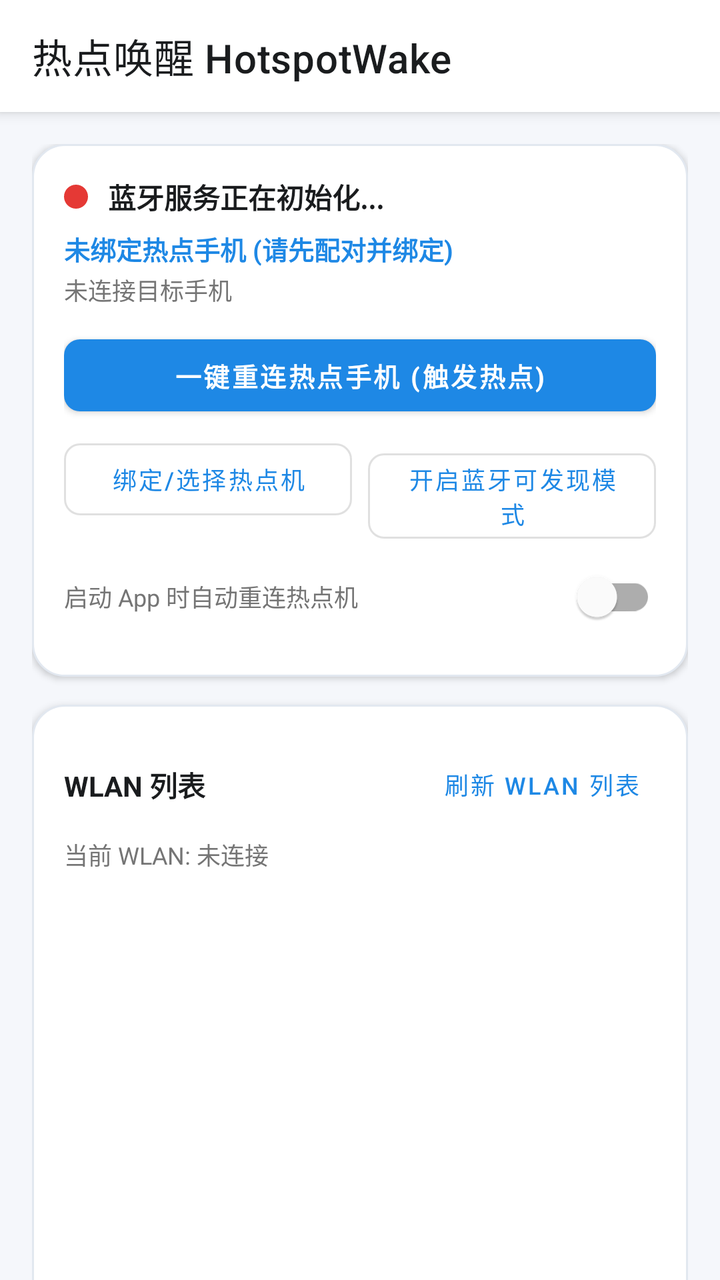
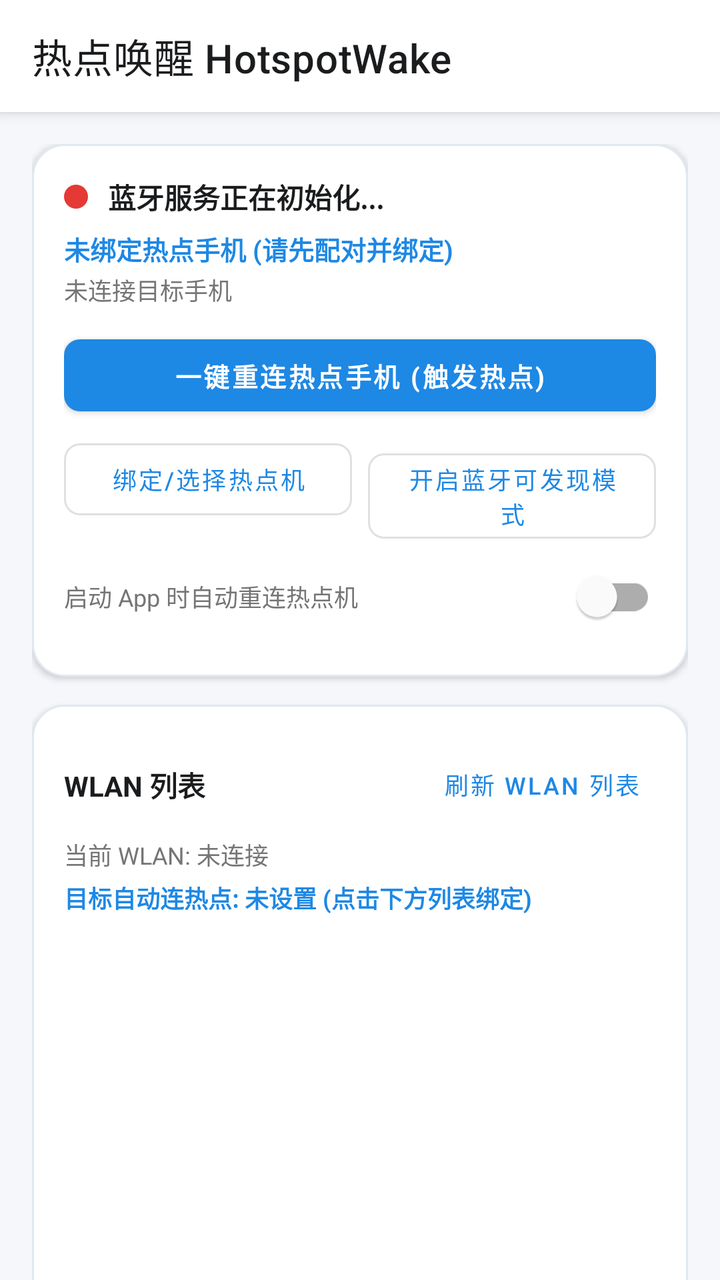

Screens rendered from an Android XML layout before and after an edit, with the pre-edit source and the edit as a unified diff.
<!-- AndroidManifest.xml: application theme Theme.BlueWifi -->
<!-- res/layout/activity_main.xml -->
<?xml version="1.0" encoding="utf-8"?>
<androidx.coordinatorlayout.widget.CoordinatorLayout
    xmlns:android="http://schemas.android.com/apk/res/android"
    xmlns:app="http://schemas.android.com/apk/res-auto"
    xmlns:tools="http://schemas.android.com/tools"
    android:layout_width="match_parent"
    android:layout_height="match_parent"
    android:background="@color/background">

    <com.google.android.material.appbar.AppBarLayout
        android:layout_width="match_parent"
        android:layout_height="wrap_content"
        android:background="@color/surface">

        <com.google.android.material.appbar.MaterialToolbar
            android:id="@+id/toolbar"
            android:layout_width="match_parent"
            android:layout_height="?attr/actionBarSize"
            app:title="@string/app_title"
            app:titleTextColor="@color/text_primary" />

    </com.google.android.material.appbar.AppBarLayout>

    <androidx.core.widget.NestedScrollView
        android:layout_width="match_parent"
        android:layout_height="match_parent"
        android:fillViewport="true"
        app:layout_behavior="@string/appbar_scrolling_view_behavior">

        <LinearLayout
            android:layout_width="match_parent"
            android:layout_height="wrap_content"
            android:orientation="vertical"
            android:padding="16dp">

            
            <LinearLayout
                android:layout_width="match_parent"
                android:layout_height="wrap_content"
                android:background="@drawable/bg_card"
                android:orientation="vertical"
                android:padding="16dp"
                android:elevation="2dp">

                <LinearLayout
                    android:layout_width="match_parent"
                    android:layout_height="wrap_content"
                    android:gravity="center_vertical"
                    android:orientation="horizontal">

                    <View
                        android:id="@+id/viewStatusDot"
                        android:layout_width="12dp"
                        android:layout_height="12dp"
                        android:background="@drawable/bg_status_dot" />

                    <TextView
                        android:id="@+id/tvBtStatus"
                        android:layout_width="0dp"
                        android:layout_height="wrap_content"
                        android:layout_marginStart="10dp"
                        android:layout_weight="1"
                        android:text="@string/bt_status_uninitialized"
                        android:textColor="@color/text_primary"
                        android:textSize="14sp"
                        android:textStyle="bold" />

                    <com.google.android.material.button.MaterialButton
                        android:id="@+id/btnRetryBt"
                        style="@style/Widget.MaterialComponents.Button.TextButton"
                        android:layout_width="wrap_content"
                        android:layout_height="36dp"
                        android:minWidth="0dp"
                        android:paddingHorizontal="8dp"
                        android:text="重新初始化"
                        android:textSize="12sp"
                        android:visibility="gone" />
                </LinearLayout>

                
                <TextView
                    android:id="@+id/tvBoundHost"
                    android:layout_width="wrap_content"
                    android:layout_height="wrap_content"
                    android:layout_marginTop="6dp"
                    android:text="@string/status_unbound_host"
                    android:textColor="@color/primary"
                    android:textSize="13sp"
                    android:textStyle="bold" />

                <TextView
                    android:id="@+id/tvConnectedDevice"
                    android:layout_width="wrap_content"
                    android:layout_height="wrap_content"
                    android:layout_marginTop="2dp"
                    android:text="未连接目标手机"
                    android:textColor="@color/text_secondary"
                    android:textSize="12sp" />

                
                <com.google.android.material.button.MaterialButton
                    android:id="@+id/btnReconnectHost"
                    android:layout_width="match_parent"
                    android:layout_height="48dp"
                    android:layout_marginTop="10dp"
                    android:text="@string/btn_reconnect_host"
                    android:textSize="13sp"
                    android:textStyle="bold"
                    app:cornerRadius="8dp" />

                <LinearLayout
                    android:layout_width="match_parent"
                    android:layout_height="wrap_content"
                    android:layout_marginTop="4dp"
                    android:orientation="horizontal">

                    <com.google.android.material.button.MaterialButton
                        android:id="@+id/btnBindHost"
                        style="@style/Widget.MaterialComponents.Button.OutlinedButton"
                        android:layout_width="0dp"
                        android:layout_height="wrap_content"
                        android:layout_marginEnd="4dp"
                        android:layout_weight="1"
                        android:text="@string/btn_bind_host"
                        android:textSize="12sp"
                        app:cornerRadius="8dp" />

                    <com.google.android.material.button.MaterialButton
                        android:id="@+id/btnMakeDiscoverable"
                        style="@style/Widget.MaterialComponents.Button.OutlinedButton"
                        android:layout_width="0dp"
                        android:layout_height="wrap_content"
                        android:layout_marginStart="4dp"
                        android:layout_weight="1"
                        android:text="@string/btn_make_discoverable"
                        android:textSize="12sp"
                        app:cornerRadius="8dp" />
                </LinearLayout>

                
                <com.google.android.material.switchmaterial.SwitchMaterial
                    android:id="@+id/switchAutoConnect"
                    android:layout_width="match_parent"
                    android:layout_height="wrap_content"
                    android:layout_marginTop="4dp"
                    android:text="@string/switch_auto_connect"
                    android:textColor="@color/text_secondary"
                    android:textSize="12sp" />

            </LinearLayout>

            
            <LinearLayout
                android:layout_width="match_parent"
                android:layout_height="wrap_content"
                android:layout_marginTop="14dp"
                android:background="@drawable/bg_card"
                android:orientation="vertical"
                android:padding="16dp"
                android:elevation="2dp">

                <LinearLayout
                    android:layout_width="match_parent"
                    android:layout_height="wrap_content"
                    android:gravity="center_vertical"
                    android:orientation="horizontal">

                    <TextView
                        android:layout_width="0dp"
                        android:layout_height="wrap_content"
                        android:layout_weight="1"
                        android:text="WLAN 列表"
                        android:textColor="@color/text_primary"
                        android:textSize="14sp"
                        android:textStyle="bold" />

                    <com.google.android.material.button.MaterialButton
                        android:id="@+id/btnScanWifi"
                        style="@style/Widget.MaterialComponents.Button.TextButton"
                        android:layout_width="wrap_content"
                        android:layout_height="wrap_content"
                        android:text="@string/btn_scan_wifi"
                        android:textSize="12sp" />
                </LinearLayout>

                <TextView
                    android:id="@+id/tvCurrentWifi"
                    android:layout_width="wrap_content"
                    android:layout_height="wrap_content"
                    android:layout_marginTop="2dp"
                    android:text="当前 WLAN: 未连接"
                    android:textColor="@color/text_secondary"
                    android:textSize="12sp" />

                
                <ProgressBar
                    android:id="@+id/pbWifiScanning"
                    style="?android:attr/progressBarStyleHorizontal"
                    android:layout_width="match_parent"
                    android:layout_height="wrap_content"
                    android:layout_marginTop="4dp"
                    android:indeterminate="true"
                    android:visibility="gone" />

                
                <androidx.recyclerview.widget.RecyclerView
                    android:id="@+id/rvWifiList"
                    android:layout_width="match_parent"
                    android:layout_height="220dp"
                    android:layout_marginTop="8dp"
                    android:overScrollMode="never" />

                <TextView
                    android:id="@+id/tvWifiEmpty"
                    android:layout_width="match_parent"
                    android:layout_height="wrap_content"
                    android:layout_marginTop="16dp"
                    android:gravity="center"
                    android:text="@string/wifi_empty"
                    android:textColor="@color/text_hint"
                    android:textSize="12sp"
                    android:visibility="gone" />

                <com.google.android.material.button.MaterialButton
                    android:id="@+id/btnOpenWifiSettings"
                    style="@style/Widget.MaterialComponents.Button.OutlinedButton"
                    android:layout_width="match_parent"
                    android:layout_height="wrap_content"
                    android:layout_marginTop="12dp"
                    android:text="@string/btn_open_wifi_settings"
                    android:textSize="12sp"
                    app:cornerRadius="8dp" />

            </LinearLayout>

            
            <LinearLayout
                android:layout_width="match_parent"
                android:layout_height="wrap_content"
                android:layout_marginTop="14dp"
                android:background="@drawable/bg_card"
                android:orientation="vertical"
                android:padding="16dp"
                android:elevation="2dp">

                <TextView
                    android:layout_width="wrap_content"
                    android:layout_height="wrap_content"
                    android:text="鼠标触摸板与快捷键盘控制"
                    android:textColor="@color/text_primary"
                    android:textSize="14sp"
                    android:textStyle="bold" />

                
                <com.example.bluewifi.ui.TouchPadView
                    android:id="@+id/touchPadView"
                    android:layout_width="match_parent"
                    android:layout_height="150dp"
                    android:layout_marginTop="10dp" />

                <TextView
                    android:layout_width="match_parent"
                    android:layout_height="wrap_content"
                    android:layout_marginTop="6dp"
                    android:gravity="center"
                    android:text="@string/touchpad_hint"
                    android:textColor="@color/text_hint"
                    android:textSize="11sp" />

                
                <LinearLayout
                    android:layout_width="match_parent"
                    android:layout_height="wrap_content"
                    android:layout_marginTop="8dp"
                    android:orientation="horizontal">

                    <com.google.android.material.button.MaterialButton
                        android:id="@+id/btnLeftClick"
                        style="@style/Widget.MaterialComponents.Button.OutlinedButton"
                        android:layout_width="0dp"
                        android:layout_height="40dp"
                        android:layout_marginEnd="6dp"
                        android:layout_weight="1"
                        android:text="@string/btn_left_click"
                        android:textSize="12sp"
                        app:cornerRadius="8dp" />

                    <com.google.android.material.button.MaterialButton
                        android:id="@+id/btnRightClick"
                        style="@style/Widget.MaterialComponents.Button.OutlinedButton"
                        android:layout_width="0dp"
                        android:layout_height="40dp"
                        android:layout_marginStart="6dp"
                        android:layout_weight="1"
                        android:text="@string/btn_right_click"
                        android:textSize="12sp"
                        app:cornerRadius="8dp" />
                </LinearLayout>

                
                <LinearLayout
                    android:layout_width="match_parent"
                    android:layout_height="wrap_content"
                    android:layout_marginTop="6dp"
                    android:orientation="horizontal">

                    <com.google.android.material.button.MaterialButton
                        android:id="@+id/btnKeyEnter"
                        style="@style/Widget.MaterialComponents.Button.OutlinedButton"
                        android:layout_width="0dp"
                        android:layout_height="38dp"
                        android:layout_marginEnd="4dp"
                        android:layout_weight="1"
                        android:text="@string/btn_key_enter"
                        android:textSize="11sp"
                        app:cornerRadius="6dp" />

                    <com.google.android.material.button.MaterialButton
                        android:id="@+id/btnKeyBack"
                        style="@style/Widget.MaterialComponents.Button.OutlinedButton"
                        android:layout_width="0dp"
                        android:layout_height="38dp"
                        android:layout_marginHorizontal="4dp"
                        android:layout_weight="1"
                        android:text="@string/btn_key_back"
                        android:textSize="11sp"
                        app:cornerRadius="6dp" />

                    <com.google.android.material.button.MaterialButton
                        android:id="@+id/btnKeyHome"
                        style="@style/Widget.MaterialComponents.Button.OutlinedButton"
                        android:layout_width="0dp"
                        android:layout_height="38dp"
                        android:layout_marginStart="4dp"
                        android:layout_weight="1"
                        android:text="@string/btn_key_home"
                        android:textSize="11sp"
                        app:cornerRadius="6dp" />
                </LinearLayout>

                
                <LinearLayout
                    android:layout_width="match_parent"
                    android:layout_height="wrap_content"
                    android:layout_marginTop="6dp"
                    android:orientation="horizontal">

                    <com.google.android.material.button.MaterialButton
                        android:id="@+id/btnKeyVolUp"
                        style="@style/Widget.MaterialComponents.Button.OutlinedButton"
                        android:layout_width="0dp"
                        android:layout_height="38dp"
                        android:layout_marginEnd="4dp"
                        android:layout_weight="1"
                        android:text="@string/btn_key_vol_up"
                        android:textSize="11sp"
                        app:cornerRadius="6dp" />

                    <com.google.android.material.button.MaterialButton
                        android:id="@+id/btnKeyVolDown"
                        style="@style/Widget.MaterialComponents.Button.OutlinedButton"
                        android:layout_width="0dp"
                        android:layout_height="38dp"
                        android:layout_marginStart="4dp"
                        android:layout_weight="1"
                        android:text="@string/btn_key_vol_down"
                        android:textSize="11sp"
                        app:cornerRadius="6dp" />
                </LinearLayout>

            </LinearLayout>

        </LinearLayout>
    </androidx.core.widget.NestedScrollView>

</androidx.coordinatorlayout.widget.CoordinatorLayout>
<!-- resources referenced by this layout -->
<resources>
  <color name="background">#F5F7FB</color>
  <color name="primary">#1E88E5</color>
  <color name="surface">#FFFFFF</color>
  <color name="text_hint">#9E9E9E</color>
  <color name="text_primary">#1A1C1E</color>
  <color name="text_secondary">#757575</color>
  <!-- drawable bg_card (drawable) -->
  <?xml version="1.0" encoding="utf-8"?>
  <shape xmlns:android="http://schemas.android.com/apk/res/android"
      android:shape="rectangle">
      <solid android:color="@color/surface_card" />
      <corners android:radius="16dp" />
      <stroke android:width="1dp" android:color="#E2E8F0" />
  </shape>
  <!-- drawable bg_status_dot (drawable) -->
  <?xml version="1.0" encoding="utf-8"?>
  <shape xmlns:android="http://schemas.android.com/apk/res/android"
      android:shape="oval">
      <solid android:color="@color/status_disconnected" />
      <size android:width="12dp" android:height="12dp" />
  </shape>
  <string name="app_title">热点唤醒 HotspotWake</string>
  <string name="bt_status_uninitialized">蓝牙服务正在初始化...</string>
  <string name="btn_bind_host">绑定/选择热点机</string>
  <string name="btn_key_back">返回(Esc)</string>
  <string name="btn_key_enter">回车(Enter)</string>
  <string name="btn_key_home">主页(Home)</string>
  <string name="btn_key_vol_down">音量-</string>
  <string name="btn_key_vol_up">音量+</string>
  <string name="btn_left_click">鼠标左键</string>
  <string name="btn_make_discoverable">开启蓝牙可发现模式</string>
  <string name="btn_open_wifi_settings">打开系统 WLAN 设置</string>
  <string name="btn_reconnect_host">一键重连热点手机 (触发热点)</string>
  <string name="btn_right_click">鼠标右键</string>
  <string name="btn_scan_wifi">刷新 WLAN 列表</string>
  <string name="status_unbound_host">未绑定热点手机 (请先配对并绑定)</string>
  <string name="switch_auto_connect">启动 App 时自动重连热点机</string>
  <string name="touchpad_hint">滑动以控制鼠标 | 轻击左键 | 双指/右下角右键</string>
  <string name="wifi_empty">暂无扫描结果，请点击右上角刷新</string>
  <style name="Theme.BlueWifi" parent="Theme.MaterialComponents.DayNight.NoActionBar">
          <item name="colorPrimary">@color/primary</item>
          <item name="colorPrimaryVariant">@color/primary_dark</item>
          <item name="colorOnPrimary">@color/surface</item>
          <item name="colorSecondary">@color/accent</item>
          <item name="android:statusBarColor">@color/primary_dark</item>
          <item name="android:windowBackground">@color/background</item>
      </style>
  <color name="surface_card">#FFFFFF</color>
  <color name="status_disconnected">#E53935</color>
  <color name="primary_dark">#1565C0</color>
  <color name="accent">#00E676</color>
</resources>

<!-- the commit's change to res/layout/activity_main.xml (unified diff, before → after) -->
@@ -193,6 +193,37 @@
                     android:textSize="12sp" />
 
                 
+                <LinearLayout
+                    android:layout_width="match_parent"
+                    android:layout_height="wrap_content"
+                    android:layout_marginTop="4dp"
+                    android:gravity="center_vertical"
+                    android:orientation="horizontal">
+
+                    <TextView
+                        android:id="@+id/tvTargetWlan"
+                        android:layout_width="0dp"
+                        android:layout_height="wrap_content"
+                        android:layout_weight="1"
+                        android:text="目标自动连热点: 未设置 (点击下方列表绑定)"
+                        android:textColor="@color/primary"
+                        android:textSize="12sp"
+                        android:textStyle="bold" />
+
+                    <com.google.android.material.button.MaterialButton
+                        android:id="@+id/btnClearTargetWlan"
+                        style="@style/Widget.MaterialComponents.Button.TextButton"
+                        android:layout_width="wrap_content"
+                        android:layout_height="32dp"
+                        android:minWidth="0dp"
+                        android:paddingHorizontal="6dp"
+                        android:text="清除目标"
+                        android:textColor="@color/status_disconnected"
+                        android:textSize="11sp"
+                        android:visibility="gone" />
+                </LinearLayout>
+
+                
                 <ProgressBar
                     android:id="@+id/pbWifiScanning"
                     style="?android:attr/progressBarStyleHorizontal"
<!-- resource entries referenced after the edit -->
@@ -2,6 +2,7 @@
 <resources>
   <color name="background">#F5F7FB</color>
   <color name="primary">#1E88E5</color>
+  <color name="status_disconnected">#E53935</color>
   <color name="surface">#FFFFFF</color>
   <color name="text_hint">#9E9E9E</color>
   <color name="text_primary">#1A1C1E</color>
@@ -48,7 +49,6 @@
           <item name="android:windowBackground">@color/background</item>
       </style>
   <color name="surface_card">#FFFFFF</color>
-  <color name="status_disconnected">#E53935</color>
   <color name="primary_dark">#1565C0</color>
   <color name="accent">#00E676</color>
 </resources>
